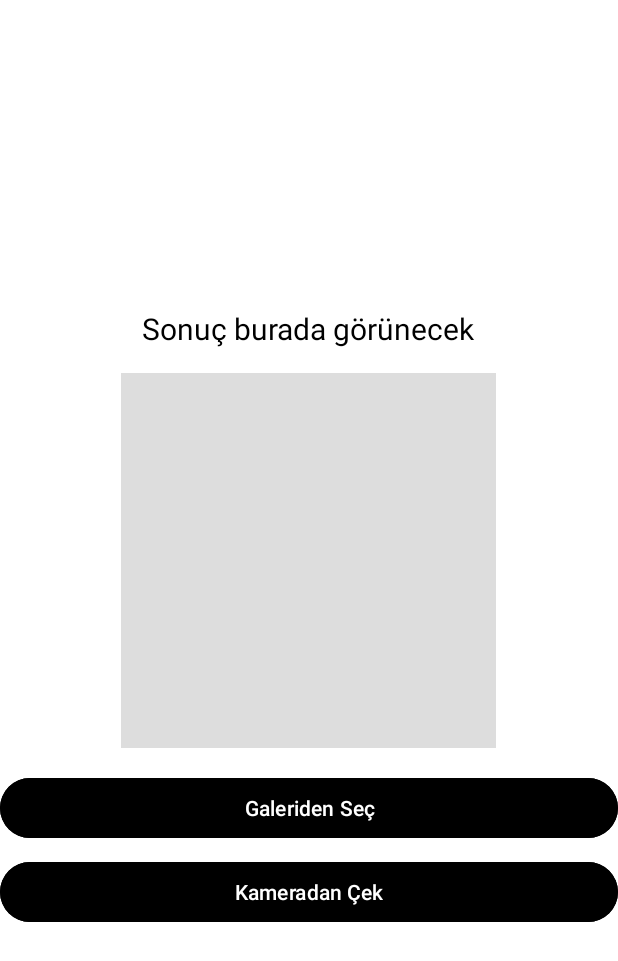
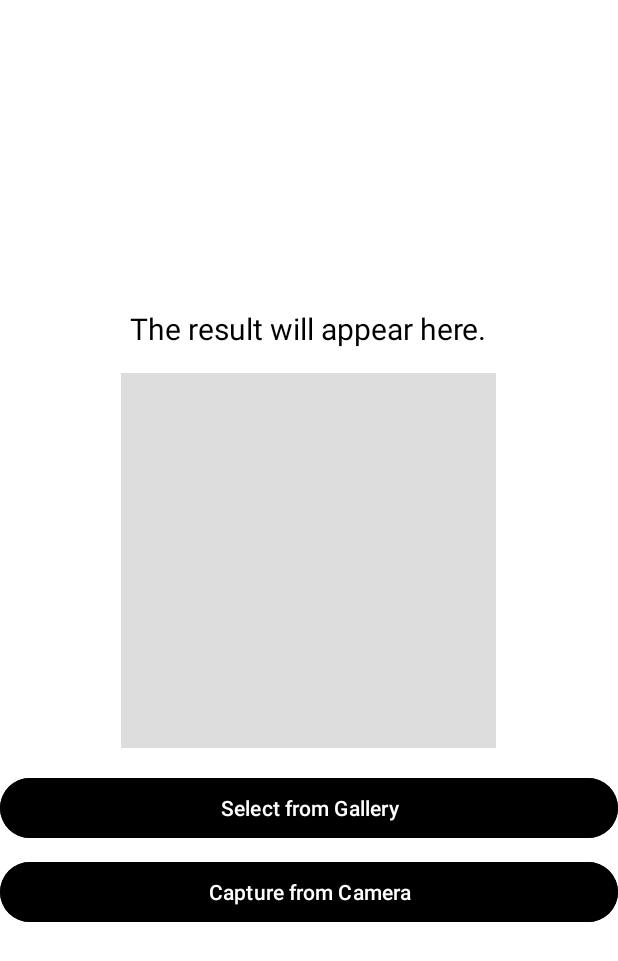
Before and after one commit to omerfaruksekmen/HistofyApp, an Android app: the screen it shows after launch (MainActivity), on a phone screen of 412 x 824 dp. Shown: the top 961 px of the screen. Run offline under Robolectric (Android 15) with nearby library versions, the phone set to English and light mode, and no system bars; libraries missing offline, so code that uses them is left out: org.tensorflow.lite; 2 statements that could not run were skipped.

Commit message:
revize yapildi

```diff
--- a/app/src/main/java/com/omerfaruksekmen/histofyapp/MainActivity.kt
+++ b/app/src/main/java/com/omerfaruksekmen/histofyapp/MainActivity.kt
@@ -53,19 +53,19 @@ class MainActivity : AppCompatActivity() {
 
     private val landmarkData = mapOf(
         "ayasofya" to LandmarkInfo(
-            name = "Ayasofya",
-            description = "Ayasofya, Bizans ve Osmanlı dönemlerine tanıklık etmiş, İstanbul'un en önemli yapılarından biridir.",
-            mapQuery = "Ayasofya Istanbul"
+            name = "Hagia Sophia",
+            description = "Hagia Sophia is one of the most important structures in Istanbul, having witnessed both the Byzantine and Ottoman eras.",
+            mapQuery = "Hagia Sophia Istanbul"
         ),
         "galata_kulesi" to LandmarkInfo(
-            name = "Galata Kulesi",
-            description = "Galata Kulesi, İstanbul'un Beyoğlu semtinde yer alan tarihi bir kuledir ve eşsiz bir manzaraya sahiptir.",
-            mapQuery = "Galata Kulesi"
+            name = "Galata Tower",
+            description = "The Galata Tower is a historic tower located in the Beyoğlu district of Istanbul and offers a unique view.",
+            mapQuery = "Galata Tower"
         ),
         "kiz_kulesi" to LandmarkInfo(
-            name = "Kız Kulesi",
-            description = "Kız Kulesi, İstanbul Boğazı'nda yer alan, efsanelere konu olmuş ikonik bir yapıdır.",
-            mapQuery = "Kız Kulesi"
+            name = "Maidens Tower",
+            description = "The Maiden's Tower is an iconic structure located in the Bosphorus Strait of Istanbul, renowned for its legends.",
+            mapQuery = "Maidens Tower"
         )
     )
 
@@ -134,7 +134,7 @@ class MainActivity : AppCompatActivity() {
     override fun onRequestPermissionsResult(requestCode: Int, permissions: Array<out String>, grantResults: IntArray) {
         super.onRequestPermissionsResult(requestCode, permissions, grantResults)
         if (grantResults.isEmpty() || grantResults[0] != PackageManager.PERMISSION_GRANTED) {
-            Toast.makeText(this, "İzin gerekli", Toast.LENGTH_SHORT).show()
+            Toast.makeText(this, "Permission required", Toast.LENGTH_SHORT).show()
             return
         }
 
@@ -203,7 +203,7 @@ class MainActivity : AppCompatActivity() {
         val confidenceThreshold = 0.6f
 
         if (confidence < confidenceThreshold || labels[maxIdx] == "diger") {
-            txtResult.text = "Bu görsel tanımlanamadı."
+            txtResult.text = "This image could not be identified."
 
             txtInfo.visibility = View.GONE
             btnMap.visibility = View.GONE
@@ -211,7 +211,7 @@ class MainActivity : AppCompatActivity() {
         } else {
             val result = labels[maxIdx]
             val confidencePercent = confidence * 100
-            txtResult.text = "Tahmin: $result"
+            txtResult.text = "Prediction: $result"
 
             val labelKey = labels[maxIdx]
 
--- a/app/src/main/java/com/omerfaruksekmen/histofyapp/SplashActivity.kt
+++ b/app/src/main/java/com/omerfaruksekmen/histofyapp/SplashActivity.kt
@@ -14,7 +14,7 @@ class SplashActivity : AppCompatActivity() {
         super.onCreate(savedInstanceState)
         setContentView(R.layout.activity_splash)
 
-        // 2 saniye sonra MainActivity'ye geç
+        // After 2 seconds go to MainActivity
         Handler(Looper.getMainLooper()).postDelayed({
             startActivity(Intent(this, MainActivity::class.java))
             finish()
--- a/app/src/main/res/layout/activity_main.xml
+++ b/app/src/main/res/layout/activity_main.xml
@@ -12,7 +12,7 @@
         android:id="@+id/txtResult"
         android:layout_width="wrap_content"
         android:layout_height="wrap_content"
-        android:text="Sonuç burada görünecek"
+        android:text="The result will appear here."
         android:textSize="20sp"
         android:textColor="@color/black"
         android:layout_marginBottom="16dp" />
@@ -31,7 +31,7 @@
         android:layout_height="wrap_content"
         android:layout_marginBottom="8dp"
         android:backgroundTint="#000000"
-        android:text="Galeriden Seç"
+        android:text="Select from Gallery"
         android:textColor="@color/white" />
 
     <Button
@@ -39,14 +39,14 @@
         android:layout_width="match_parent"
         android:layout_height="wrap_content"
         android:backgroundTint="#000000"
-        android:text="Kameradan Çek"
+        android:text="Capture from Camera"
         android:textColor="@color/white" />
 
     <TextView
         android:id="@+id/txtInfo"
         android:layout_width="match_parent"
         android:layout_height="wrap_content"
-        android:text="Tanıtım metni burada"
+        android:text="The introductory text is here"
         android:textSize="16sp"
         android:padding="8dp"
         android:visibility="gone" />
@@ -55,14 +55,14 @@
         android:id="@+id/btnMap"
         android:layout_width="match_parent"
         android:layout_height="wrap_content"
-        android:text="Haritada Göster"
+        android:text="Show on Map"
         android:visibility="gone" />
 
     <Button
         android:id="@+id/btnSearch"
         android:layout_width="match_parent"
         android:layout_height="wrap_content"
-        android:text="Google'da Ara"
+        android:text="Search on Google"
         android:visibility="gone" />
 
 </LinearLayout>
--- a/app/src/main/res/layout/activity_splash.xml
+++ b/app/src/main/res/layout/activity_splash.xml
@@ -11,7 +11,7 @@
     <ImageView
         android:layout_width="300dp"
         android:layout_height="400dp"
-        android:contentDescription="Uygulama Logosu"
-        android:src="@drawable/splashimage" />
+        android:contentDescription="App Logo"
+        android:src="@drawable/welcomescreen" />
 
 </LinearLayout>
```
Also changed, not shown: 10 other files.
